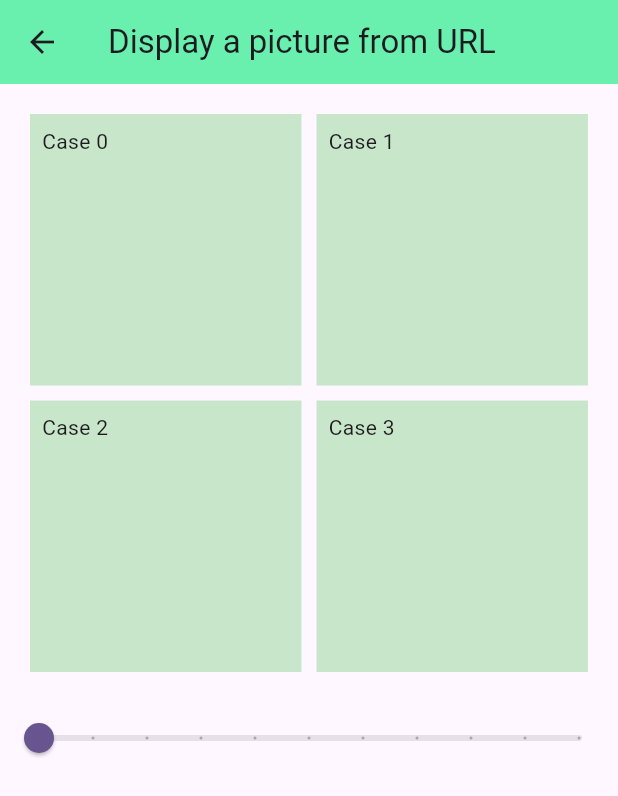
After one commit to Bantortek/UV-AMSE, a Flutter app: the screen it shows after launch, after a tap on "Ex 5", on a phone screen of 412 x 824 dp. The commit adds this screen. Shown: the top 796 px of the screen. Run offline on Flutter 3.47's test engine with Material 3 defaults, Android fonts, the phone set to English and light mode, and no system bars; network calls fail.

Commit message:
Ex4 + Ex5 part 1

```diff
--- /dev/null
+++ b/tp2/lib/Ex5.dart
@@ -0,0 +1,60 @@
+import 'package:flutter/material.dart';
+
+class Ex5Page extends StatefulWidget {
+  const Ex5Page({super.key});
+
+  @override
+  State<Ex5Page> createState() => _Ex5PageState();
+}
+
+class _Ex5PageState extends State<Ex5Page> {
+  int grid_size = 2;
+
+
+  GridView gridMaker(int size){
+    List<Widget> tiles = [];
+    for(var i = 0; i<size*size; i++){
+      tiles.add(Container(
+            padding: const EdgeInsets.all(8),
+            color: Colors.green[100],
+            child: Text("Case $i"),
+          ),);
+    }
+    GridView grid = GridView.count(
+              shrinkWrap: true,
+              primary: false,
+              padding: const EdgeInsets.all(20),
+              crossAxisSpacing: 10,
+              mainAxisSpacing: 10,
+              crossAxisCount: size,
+              children: tiles
+            );
+    return grid;
+  }
+
+
+  @override
+  Widget build(BuildContext context) {
+    return Scaffold(
+      appBar: AppBar(
+        backgroundColor: Colors.greenAccent,
+        title: Text("Display a picture from URL"),
+      ),
+      body: Column(children: [gridMaker(grid_size),
+                              Slider(
+                                min: 2,
+                                max: 10,
+                                divisions: 10,
+                                label: grid_size.toString(),
+                                value: grid_size.roundToDouble(),
+                                onChanged: (double value) {
+                                  setState(() {
+                                    grid_size = value.round();
+                                  });
+                                }
+                              )
+      ]),
+
+    );
+  }
+}
--- a/tp2/lib/main.dart
+++ b/tp2/lib/main.dart
@@ -60,6 +60,28 @@ class _MyHomePageState extends State<MyHomePage> {
                     MaterialPageRoute(builder: (context) => Ex2Page()),
                   );
                 },
+              ),
+              ListTile(
+                title: Text("Ex 4"),
+                subtitle: Text("Display a Tile as a Cropped Imagee"),
+                trailing: Icon(Icons.play_arrow),
+                onTap: () {
+                  Navigator.push(
+                    context,
+                    MaterialPageRoute(builder: (context) => Ex4Page()),
+                  );
+                },
+              ),
+              ListTile(
+                title: Text("Ex 5"),
+                subtitle: Text("Generate a grid"),
+                trailing: Icon(Icons.play_arrow),
+                onTap: () {
+                  Navigator.push(
+                    context,
+                    MaterialPageRoute(builder: (context) => Ex5Page()),
+                  );
+                },
               )
             ])
     );
--- a/tp2/lib/pageImport.dart
+++ b/tp2/lib/pageImport.dart
@@ -1,2 +1,4 @@
 export 'Ex1.dart';
 export 'Ex2.dart';
+export 'Ex4.dart';
+export 'Ex5.dart';
```
Also changed, not shown: tp2/lib/Ex4.dart (added, +60 -0 lines).
